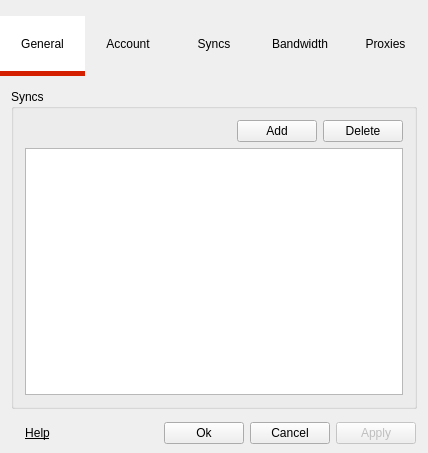
Above: Source/MEGASync/gui/SettingsDialog.ui from meganz/MEGAsync before the change. Below: the same form after it.
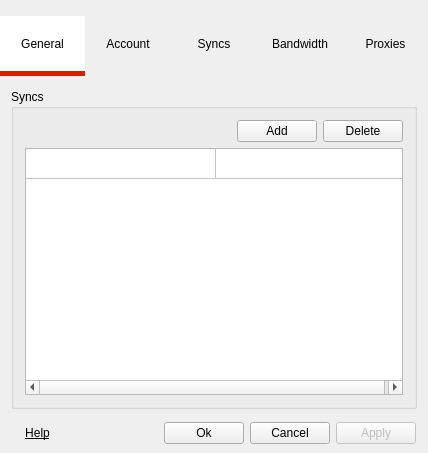
That is the form after the change. The open tabs and pages were chosen to show the change. Icons and pictures are not drawn.

Patch:
```diff
--- a/Source/MEGASync/gui/SettingsDialog.ui
+++ b/Source/MEGASync/gui/SettingsDialog.ui
@@ -826,6 +826,16 @@
               <string/>
              </property>
             </row>
+            <column>
+             <property name="text">
+              <string>Local Folder</string>
+             </property>
+            </column>
+            <column>
+             <property name="text">
+              <string>MEGA folder</string>
+             </property>
+            </column>
            </widget>
           </item>
          </layout>
```
Left out of the diff: 92 changed lines with no effect on the pictures.
